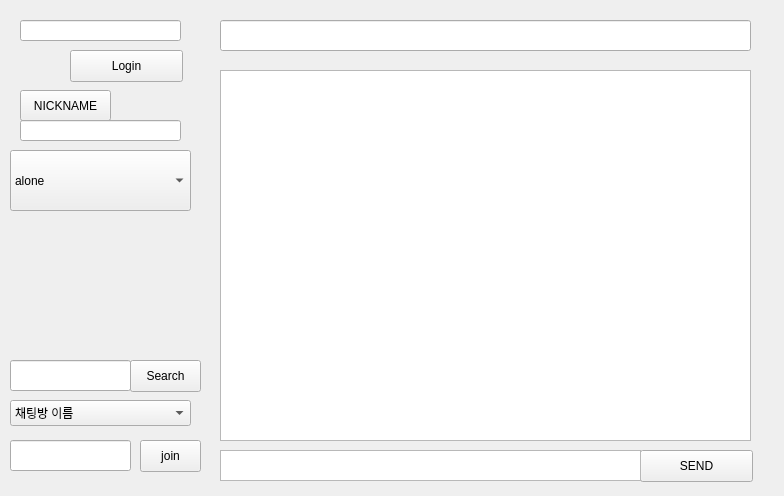
This is Chat.ui in min27999/Messenger as Qt 5 draws it before an edit. The edited form follows.
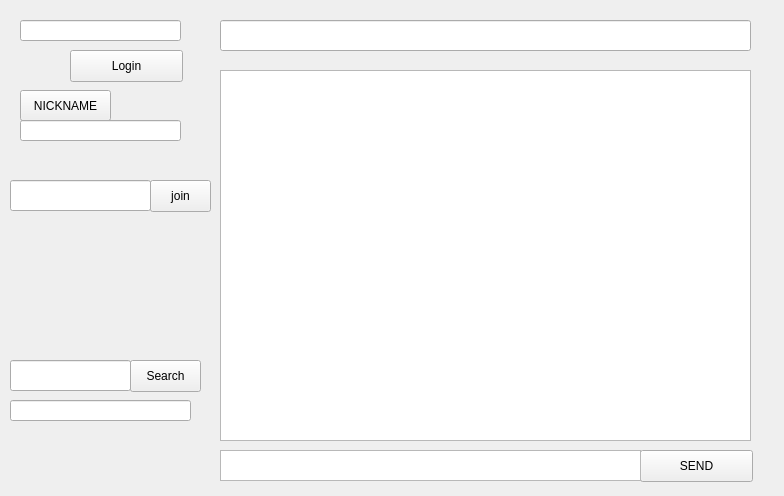
This is the edited form.

```diff
--- a/Chat.ui
+++ b/Chat.ui
@@ -62,41 +62,6 @@
     <string>Login</string>
    </property>
   </widget>
-  <widget class="QComboBox" name="Chat_Chart">
-   <property name="geometry">
-    <rect>
-     <x>10</x>
-     <y>150</y>
-     <width>181</width>
-     <height>61</height>
-    </rect>
-   </property>
-   <item>
-    <property name="text">
-     <string>alone</string>
-    </property>
-   </item>
-   <item>
-    <property name="text">
-     <string>study</string>
-    </property>
-   </item>
-   <item>
-    <property name="text">
-     <string>movie</string>
-    </property>
-   </item>
-   <item>
-    <property name="text">
-     <string>book</string>
-    </property>
-   </item>
-   <item>
-    <property name="text">
-     <string>hobby</string>
-    </property>
-   </item>
-  </widget>
   <widget class="QTextEdit" name="Chat_Area">
    <property name="geometry">
     <rect>
@@ -107,26 +72,11 @@
     </rect>
    </property>
   </widget>
-  <widget class="QComboBox" name="Chat_Object">
-   <property name="geometry">
-    <rect>
-     <x>10</x>
-     <y>400</y>
-     <width>181</width>
-     <height>26</height>
-    </rect>
-   </property>
-   <item>
-    <property name="text">
-     <string>채팅방 이름</string>
-    </property>
-   </item>
-  </widget>
   <widget class="QPushButton" name="Join_Button">
    <property name="geometry">
     <rect>
-     <x>140</x>
-     <y>440</y>
+     <x>150</x>
+     <y>180</y>
      <width>61</width>
      <height>32</height>
     </rect>
@@ -201,12 +151,22 @@
    <property name="geometry">
     <rect>
      <x>10</x>
-     <y>440</y>
-     <width>121</width>
+     <y>180</y>
+     <width>141</width>
      <height>31</height>
     </rect>
    </property>
   </widget>
+  <widget class="QLineEdit" name="Search_Fin">
+   <property name="geometry">
+    <rect>
+     <x>10</x>
+     <y>400</y>
+     <width>181</width>
+     <height>21</height>
+    </rect>
+   </property>
+  </widget>
  </widget>
  <resources/>
  <connections/>
```
Left out of the diff: 2 changed lines with no effect on the pictures.
